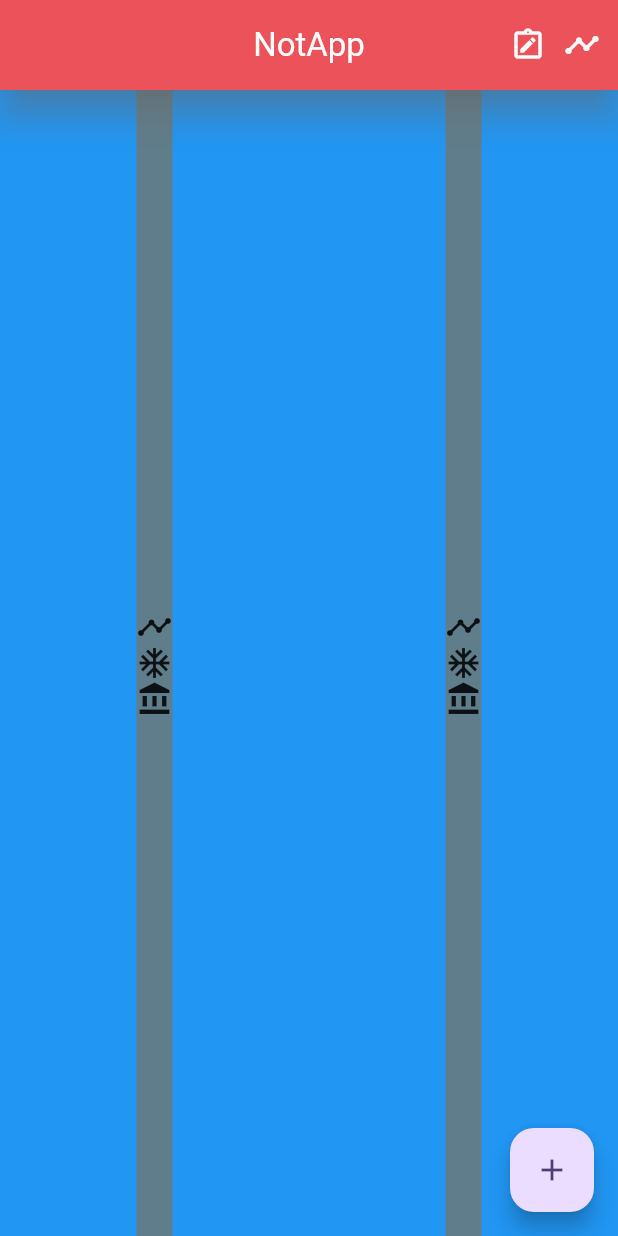
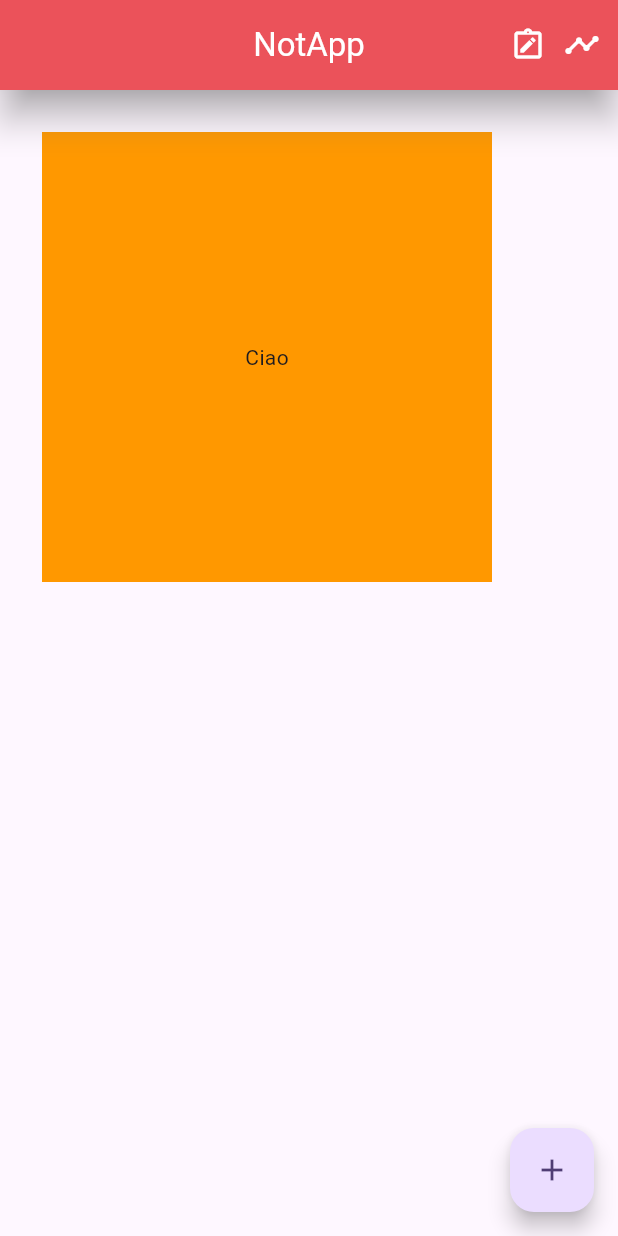
Before and after one commit to Tony-jdl/corso_flutter, a Flutter app: the screen it shows after launch, on a phone screen of 412 x 824 dp. Run offline on Flutter 3.47's test engine with Material 3 defaults, Android fonts, the phone set to English and light mode, and no system bars.

Commit message:
Container e Padding

```diff
--- a/lib/main.dart
+++ b/lib/main.dart
@@ -62,45 +62,31 @@ class _MyHomePageState extends State<MyHomePage> {
         // Altezza Navbar
         toolbarHeight: 60,
       ),
-      body: Container(
-        color: Colors.blue,
-        //child: Row(
-          // textDirection: TextDirection.ltr, // direziona il contenuto da left a right o viceversa
-        child: Row(
-          mainAxisAlignment: MainAxisAlignment.spaceAround,
-          children: [
-            Container(
-              color: Colors.blueGrey,
-              child: const Column(
-                // dimensione della colonna, si può adattare al contenuto
-                // mainAxisSize: MainAxisSize.min,
-                // mainAxisSize: MainAxisSize.max,
-                // definisce l'allineamento del contenuto secondo i criteri classici
-                mainAxisAlignment: MainAxisAlignment.center,
-                children: [
-                  Icon(Icons.timeline),
-                  Icon(Icons.ac_unit_outlined),
-                  Icon(Icons.account_balance),
-              ],
-              ),
+      body: Padding(
+        padding: const EdgeInsets.all(8.0),
+        child: Container(
+          color: Colors.orange,
+          padding: const EdgeInsets.all(100),
+          margin: const EdgeInsets.all(20),
+          height: 300,
+          width: 300,
+          alignment: Alignment.center,
+          //transform: Matrix4.rotationZ(0.2),
+          child: const Text('Ciao'),
+          /*decoration: BoxDecoration(
+            color: Colors.orange,
+            border: Border.all(
+                width: 10,
+                color: Colors.black
             ),
-            Container(
-              color: Colors.blueGrey,
-              child: const Column(
-                // dimensione della colonna, si può adattare al contenuto
-                // mainAxisSize: MainAxisSize.min,
-                // mainAxisSize: MainAxisSize.max,
-                // definisce l'allineamento del contenuto secondo i criteri classici
-                mainAxisAlignment: MainAxisAlignment.center,
-                children: [
-                  Icon(Icons.timeline),
-                  Icon(Icons.ac_unit_outlined),
-                  Icon(Icons.account_balance),
-                ],
-              ),
-            ),
-          ]
-        )
+          ),*/
+          /*child: Container(
+            color: Colors.green,
+            width: 200,
+            height: 200,
+            child: const Text('Ciao'),
+          ),*/
+        ),
       ),
       floatingActionButton: FloatingActionButton(
         onPressed: _incrementCounter,
```
